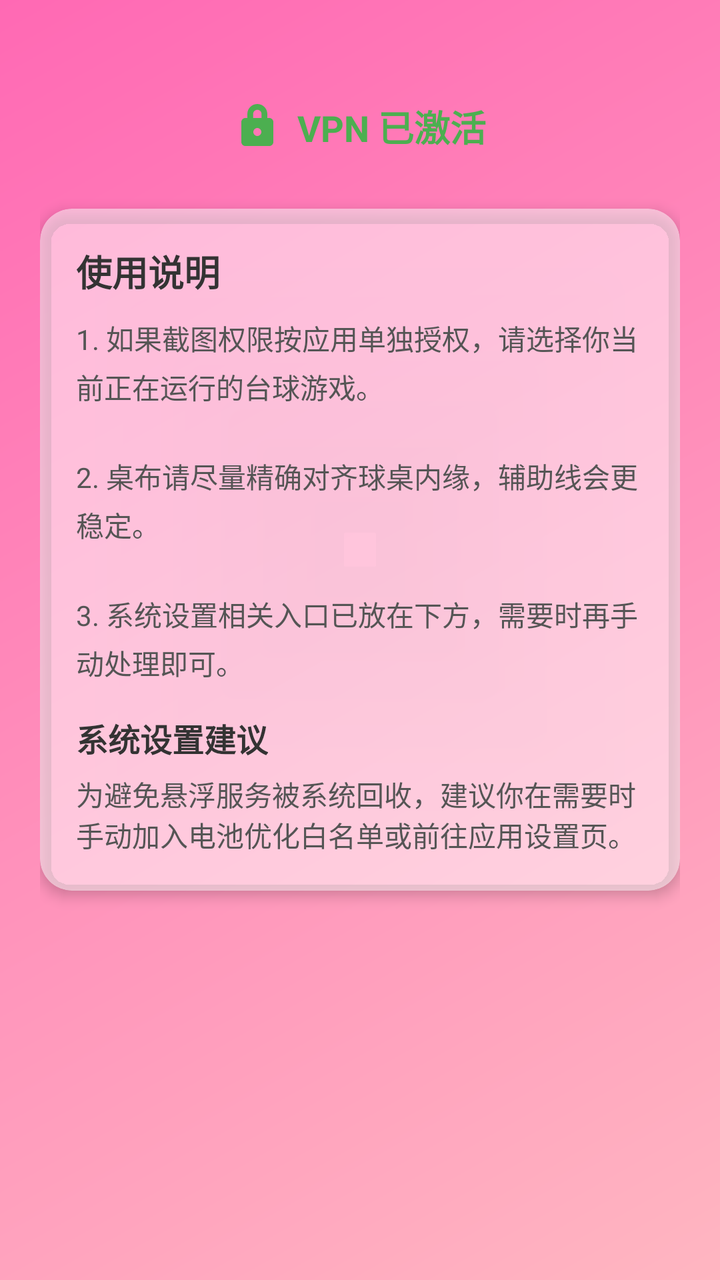
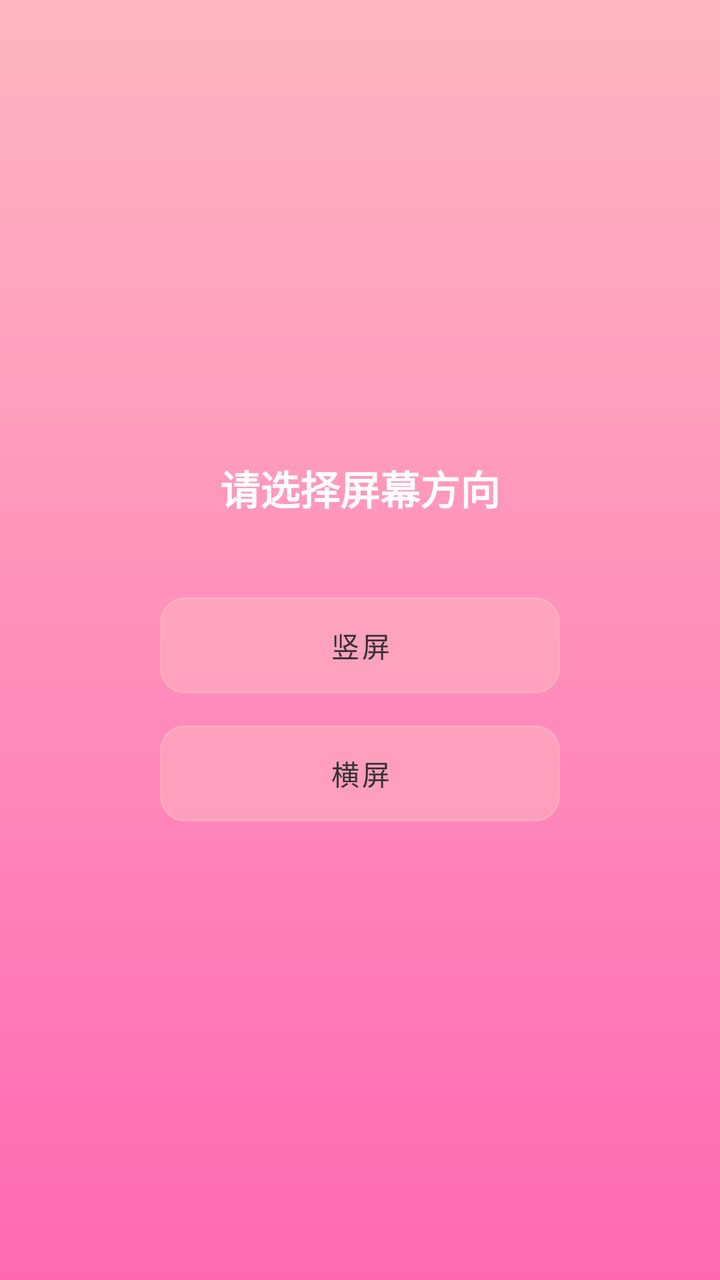

The first picture is an Android layout as it rendered before a commit; the second is the same layout after the commit. The layout source and the unified diff follow.
<!-- AndroidManifest.xml: application theme Theme.BabyJie -->
<!-- res/layout/activity_orientation.xml -->
<?xml version="1.0" encoding="utf-8"?>
<LinearLayout xmlns:android="http://schemas.android.com/apk/res/android"
    xmlns:app="http://schemas.android.com/apk/res-auto"
    android:layout_width="match_parent"
    android:layout_height="match_parent"
    android:orientation="vertical"
    android:background="@drawable/bg_pink_gradient"
    android:padding="20dp"
    android:gravity="center_horizontal">

    
    
    <LinearLayout
        android:layout_width="wrap_content"
        android:layout_height="wrap_content"
        android:orientation="horizontal"
        android:layout_marginTop="30dp"
        android:gravity="center_vertical">

        <ImageView
            android:layout_width="24dp"
            android:layout_height="24dp"
            android:src="@drawable/ic_vpn" />

        <TextView
            android:layout_width="wrap_content"
            android:layout_height="wrap_content"
            android:text="VPN 已激活"
            android:textColor="#4CAF50"
            android:textSize="18sp"
            android:textStyle="bold"
            android:layout_marginStart="8dp"/>
    </LinearLayout>

    
    <androidx.cardview.widget.CardView
        android:layout_width="match_parent"
        android:layout_height="wrap_content"
        android:layout_marginTop="28dp"
        app:cardCornerRadius="16dp"
        app:cardElevation="4dp"
        app:cardBackgroundColor="#80FFFFFF">

        <LinearLayout
            android:layout_width="match_parent"
            android:layout_height="wrap_content"
            android:orientation="vertical"
            android:padding="18dp">

            <TextView
                android:layout_width="wrap_content"
                android:layout_height="wrap_content"
                android:text="使用说明"
                android:textSize="18sp"
                android:textColor="#333333"
                android:textStyle="bold"
                android:layout_marginBottom="10dp"/>

            <TextView
                android:layout_width="wrap_content"
                android:layout_height="wrap_content"
                android:text="1. 如果截图权限按应用单独授权，请选择你当前正在运行的台球游戏。\n\n2. 桌布请尽量精确对齐球桌内缘，辅助线会更稳定。\n\n3. 系统设置相关入口已放在下方，需要时再手动处理即可。"
                android:textSize="14sp"
                android:textColor="#555555"
                android:lineSpacingExtra="4dp"/>

            <TextView
                android:layout_width="wrap_content"
                android:layout_height="wrap_content"
                android:text="系统设置建议"
                android:textSize="16sp"
                android:textColor="#333333"
                android:textStyle="bold"
                android:layout_marginTop="16dp"/>

            <TextView
                android:layout_width="wrap_content"
                android:layout_height="wrap_content"
                android:text="为避免悬浮服务被系统回收，建议你在需要时手动加入电池优化白名单或前往应用设置页。"
                android:textSize="14sp"
                android:textColor="#555555"
                android:layout_marginTop="6dp"/>
        </LinearLayout>
    </androidx.cardview.widget.CardView>

    
    <LinearLayout
        android:layout_width="match_parent"
        android:layout_height="wrap_content"
        android:orientation="horizontal"
        android:layout_marginTop="24dp"
        android:gravity="center">

        <Button
            android:id="@+id/btnLandscape"
            style="@style/PinkGlassButton"
            android:text="横版进"
            android:layout_width="0dp"
            android:layout_weight="1"
            android:layout_marginEnd="12dp"/>

        <Button
            android:id="@+id/btnPortrait"
            style="@style/PinkGlassButton"
            android:text="竖版进"
            android:layout_width="0dp"
            android:layout_weight="1"
            android:layout_marginStart="12dp"/>
    </LinearLayout>

</LinearLayout>
<!-- resources referenced by this layout -->
<resources>
  <!-- drawable bg_pink_gradient (drawable) -->
  <shape xmlns:android="http://schemas.android.com/apk/res/android">
      <gradient
          android:startColor="#FFB6C1"
          android:endColor="#FF69B4"
          android:angle="135"/>
  </shape>
  <!-- drawable ic_vpn (drawable) -->
  <vector xmlns:android="http://schemas.android.com/apk/res/android"
      android:width="24dp"
      android:height="24dp"
      android:viewportWidth="24"
      android:viewportHeight="24">
      <path
          android:fillColor="#4CAF50"
          android:pathData="M18,8h-1V6c0,-2.76 -2.24,-5 -5,-5S7,3.24 7,6v2H6c-1.1,0 -2,0.9 -2,2v10c0,1.1 0.9,2 2,2h12c1.1,0 2,-0.9 2,-2V10c0,-1.1 -0.9,-2 -2,-2zM12,17c-1.1,0 -2,-0.9 -2,-2s0.9,-2 2,-2 2,0.9 2,2 -0.9,2 -2,2zM14.1,8H9.9V6c0,-1.16 0.94,-2.1 2.1,-2.1 1.16,0 2.1,0.94 2.1,2.1v2z"/>
  </vector>
  <style name="PinkGlassButton" parent="Widget.MaterialComponents.Button">
          <item name="android:background">@drawable/glass_btn_bg</item>
          <item name="android:textColor">#333333</item>
          <item name="android:textSize">14sp</item>
      </style>
  <style name="Theme.BabyJie" parent="Theme.MaterialComponents.Light.NoActionBar">
          <item name="colorPrimary">@color/pink_primary</item>
          <item name="colorPrimaryDark">@color/pink_dark</item>
          <item name="colorAccent">@color/pink_dark</item>
          <item name="android:windowBackground">@color/pink_primary</item>
      </style>
  <!-- drawable glass_btn_bg (drawable) -->
  <?xml version="1.0" encoding="utf-8"?>
  <shape xmlns:android="http://schemas.android.com/apk/res/android">
      <solid android:color="#80FFFFFF" />
      <corners android:radius="12dp" />
      <stroke android:width="1dp" android:color="#B0FFFFFF" />
  </shape>
  <color name="pink_primary">#FFB6C1</color>
  <color name="pink_dark">#FF69B4</color>
</resources>

<!-- the commit's change to res/layout/activity_orientation.xml (unified diff, before → after) -->
@@ -1,111 +1,32 @@
 <?xml version="1.0" encoding="utf-8"?>
 <LinearLayout xmlns:android="http://schemas.android.com/apk/res/android"
-    xmlns:app="http://schemas.android.com/apk/res-auto"
     android:layout_width="match_parent"
     android:layout_height="match_parent"
-    android:orientation="vertical"
-    android:background="@drawable/bg_pink_gradient"
-    android:padding="20dp"
-    android:gravity="center_horizontal">
+    android:background="@drawable/main_bg_gradient"
+    android:gravity="center"
+    android:orientation="vertical">
 
-    
-    
-    <LinearLayout
+    <TextView
         android:layout_width="wrap_content"
         android:layout_height="wrap_content"
-        android:orientation="horizontal"
-        android:layout_marginTop="30dp"
-        android:gravity="center_vertical">
+        android:text="请选择屏幕方向"
+        android:textColor="#FFFFFF"
+        android:textSize="20sp"
+        android:textStyle="bold"
+        android:layout_marginBottom="40dp" />
 
-        <ImageView
-            android:layout_width="24dp"
-            android:layout_height="24dp"
-            android:src="@drawable/ic_vpn" />
+    <Button
+        android:id="@+id/btnPortrait"
+        style="@style/PinkGlassButton"
+        android:layout_width="200dp"
+        android:layout_height="48dp"
+        android:text="竖屏" />
 
-        <TextView
-            android:layout_width="wrap_content"
-            android:layout_height="wrap_content"
-            android:text="VPN 已激活"
-            android:textColor="#4CAF50"
-            android:textSize="18sp"
-            android:textStyle="bold"
-            android:layout_marginStart="8dp"/>
-    </LinearLayout>
-
-    
-    <androidx.cardview.widget.CardView
-        android:layout_width="match_parent"
-        android:layout_height="wrap_content"
-        android:layout_marginTop="28dp"
-        app:cardCornerRadius="16dp"
-        app:cardElevation="4dp"
-        app:cardBackgroundColor="#80FFFFFF">
-
-        <LinearLayout
-            android:layout_width="match_parent"
-            android:layout_height="wrap_content"
-            android:orientation="vertical"
-            android:padding="18dp">
-
-            <TextView
-                android:layout_width="wrap_content"
-                android:layout_height="wrap_content"
-                android:text="使用说明"
-                android:textSize="18sp"
-                android:textColor="#333333"
-                android:textStyle="bold"
-                android:layout_marginBottom="10dp"/>
-
-            <TextView
-                android:layout_width="wrap_content"
-                android:layout_height="wrap_content"
-                android:text="1. 如果截图权限按应用单独授权，请选择你当前正在运行的台球游戏。\n\n2. 桌布请尽量精确对齐球桌内缘，辅助线会更稳定。\n\n3. 系统设置相关入口已放在下方，需要时再手动处理即可。"
-                android:textSize="14sp"
-                android:textColor="#555555"
-                android:lineSpacingExtra="4dp"/>
-
-            <TextView
-                android:layout_width="wrap_content"
-                android:layout_height="wrap_content"
-                android:text="系统设置建议"
-                android:textSize="16sp"
-                android:textColor="#333333"
-                android:textStyle="bold"
-                android:layout_marginTop="16dp"/>
-
-            <TextView
-                android:layout_width="wrap_content"
-                android:layout_height="wrap_content"
-                android:text="为避免悬浮服务被系统回收，建议你在需要时手动加入电池优化白名单或前往应用设置页。"
-                android:textSize="14sp"
-                android:textColor="#555555"
-                android:layout_marginTop="6dp"/>
-        </LinearLayout>
-    </androidx.cardview.widget.CardView>
-
-    
-    <LinearLayout
-        android:layout_width="match_parent"
-        android:layout_height="wrap_content"
-        android:orientation="horizontal"
-        android:layout_marginTop="24dp"
-        android:gravity="center">
-
-        <Button
-            android:id="@+id/btnLandscape"
-            style="@style/PinkGlassButton"
-            android:text="横版进"
-            android:layout_width="0dp"
-            android:layout_weight="1"
-            android:layout_marginEnd="12dp"/>
-
-        <Button
-            android:id="@+id/btnPortrait"
-            style="@style/PinkGlassButton"
-            android:text="竖版进"
-            android:layout_width="0dp"
-            android:layout_weight="1"
-            android:layout_marginStart="12dp"/>
-    </LinearLayout>
-
+    <Button
+        android:id="@+id/btnLandscape"
+        style="@style/PinkGlassButton"
+        android:layout_width="200dp"
+        android:layout_height="48dp"
+        android:text="横屏"
+        android:layout_marginTop="16dp" />
 </LinearLayout>
<!-- resource entries referenced after the edit -->
@@ -1,22 +1,13 @@
 <!-- resources referenced by this layout -->
 <resources>
-  <!-- drawable bg_pink_gradient (drawable) -->
+  <!-- drawable main_bg_gradient (drawable) -->
+  <?xml version="1.0" encoding="utf-8"?>
   <shape xmlns:android="http://schemas.android.com/apk/res/android">
       <gradient
+          android:angle="270"
           android:startColor="#FFB6C1"
-          android:endColor="#FF69B4"
-          android:angle="135"/>
+          android:endColor="#FF69B4" />
   </shape>
-  <!-- drawable ic_vpn (drawable) -->
-  <vector xmlns:android="http://schemas.android.com/apk/res/android"
-      android:width="24dp"
-      android:height="24dp"
-      android:viewportWidth="24"
-      android:viewportHeight="24">
-      <path
-          android:fillColor="#4CAF50"
-          android:pathData="M18,8h-1V6c0,-2.76 -2.24,-5 -5,-5S7,3.24 7,6v2H6c-1.1,0 -2,0.9 -2,2v10c0,1.1 0.9,2 2,2h12c1.1,0 2,-0.9 2,-2V10c0,-1.1 -0.9,-2 -2,-2zM12,17c-1.1,0 -2,-0.9 -2,-2s0.9,-2 2,-2 2,0.9 2,2 -0.9,2 -2,2zM14.1,8H9.9V6c0,-1.16 0.94,-2.1 2.1,-2.1 1.16,0 2.1,0.94 2.1,2.1v2z"/>
-  </vector>
   <style name="PinkGlassButton" parent="Widget.MaterialComponents.Button">
           <item name="android:background">@drawable/glass_btn_bg</item>
           <item name="android:textColor">#333333</item>
